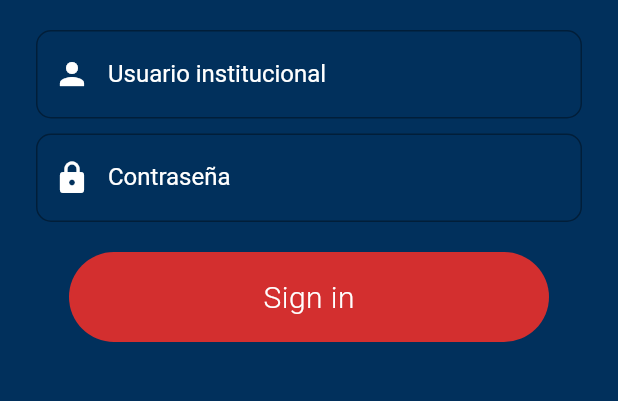
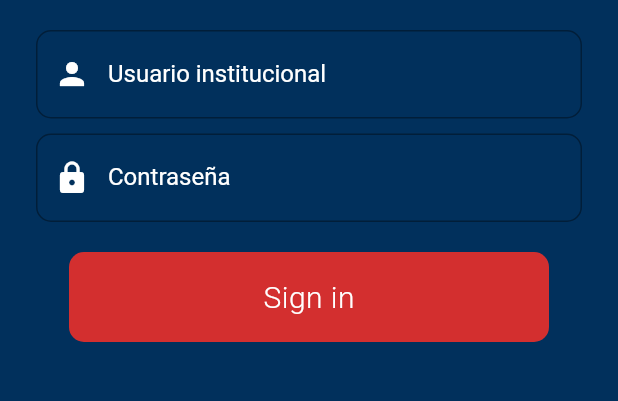
Before and after one commit to miguelgalindez/biblio, a Flutter app: the screen it shows after launch, on a phone screen of 412 x 824 dp, the part 597-998 px from its top. Run offline on Flutter 3.47's test engine with Material 2 defaults, Android fonts, the phone set to English and light mode, and no system bars.

Commit message:
[login-animation] Dynamic border radius behavior implemented

```diff
--- a/lib/screens/login/animatedButton.dart
+++ b/lib/screens/login/animatedButton.dart
@@ -52,7 +52,6 @@ class _AnimatedButtonState extends State<AnimatedButton>
   }
 
   signIn() async {
-    print("Trying to sign in");
     try {
       User user = await UserServices.signIn(
           widget.username, widget.password, widget.appConfig);
--- a/lib/screens/login/loginForm.dart
+++ b/lib/screens/login/loginForm.dart
@@ -59,9 +59,14 @@ class _LoginFormState extends State<LoginForm> with WidgetsBindingObserver {
     print("State: "+state.toString());
   }
 
+  /*
+    The event handled here is fired when the screen changes its size,
+    for example, when it is rotated or in other situations such as
+    keyboard display
   @override void didChangeMetrics() {
-    print("Screen was rotated. Width ${window.physicalSize.width}. Height: ${window.physicalSize.height}");
+
   }
+  */
 
   @override
   Widget build(BuildContext context) {
--- a/lib/screens/login/plainButton.dart
+++ b/lib/screens/login/plainButton.dart
@@ -4,8 +4,10 @@ class PlainButton extends StatelessWidget {
   final Animation shrinkButtonAnimation;
   final Animation zoomButtonAnimation;
   final Function onTap;
-  final double initWidth;
-  final double compresssedWidth;
+  final double initialWidth;
+  final double finalWidth;
+  final double initialBorderRadius;
+  final double finalBorderRadius;
   final double height;
   final String text;
 
@@ -14,10 +16,15 @@ class PlainButton extends StatelessWidget {
       this.shrinkButtonAnimation,
       this.zoomButtonAnimation,
       this.onTap,
-      this.initWidth = 320,
-      this.compresssedWidth = 70,
+      this.initialWidth = 320,
+      this.finalWidth = 70,
+      this.initialBorderRadius = 10.0,
+      this.finalBorderRadius = 30.0,
       this.height = 60,
-      this.text=""});
+      this.text = ""})
+      : assert(initialWidth > finalWidth),
+        assert(initialBorderRadius < finalBorderRadius),
+        super(key: key);
 
   final Widget progressIndicator = CircularProgressIndicator(
       strokeWidth: 3.0,
@@ -29,7 +36,7 @@ class PlainButton extends StatelessWidget {
     } else if (zoomButtonAnimation != null) {
       return zoomButtonAnimation.value;
     }
-    return initWidth;
+    return initialWidth;
   }
 
   double _getHeight() {
@@ -37,6 +44,14 @@ class PlainButton extends StatelessWidget {
       return zoomButtonAnimation.value;
     }
     return height;
+  }
+
+  double _getBorderRadius() {
+    double incrementRate =
+        (finalBorderRadius - initialBorderRadius) / (initialWidth - finalWidth);
+    double t = initialWidth - _getWidth();
+    double increment = incrementRate*t;
+    return initialBorderRadius+increment;
   }
 
   Decoration _getDecoration() {
@@ -50,7 +65,7 @@ class PlainButton extends StatelessWidget {
     } else {
       return BoxDecoration(
           color: Colors.red[700],
-          borderRadius: BorderRadius.all(const Radius.circular(30.0)));
+          borderRadius: BorderRadius.all(Radius.circular(_getBorderRadius())));
     }
   }
 
```
